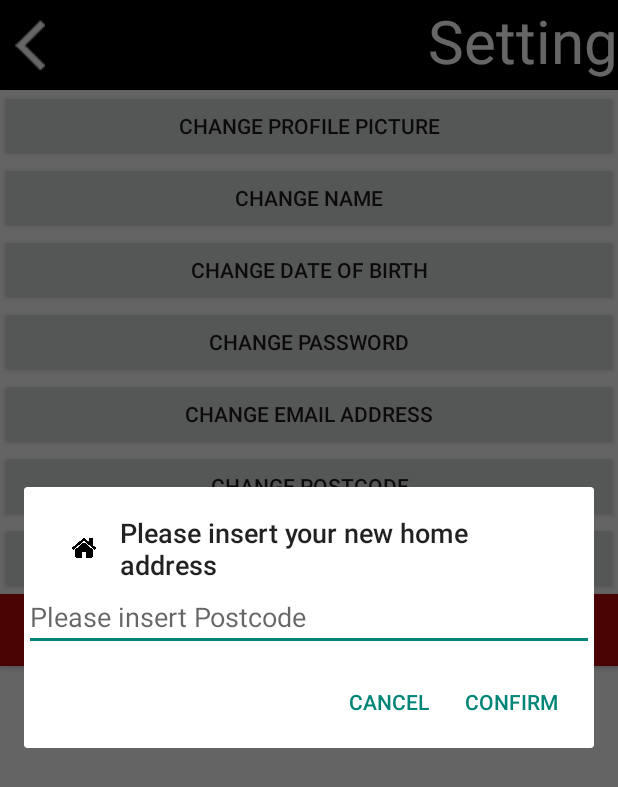
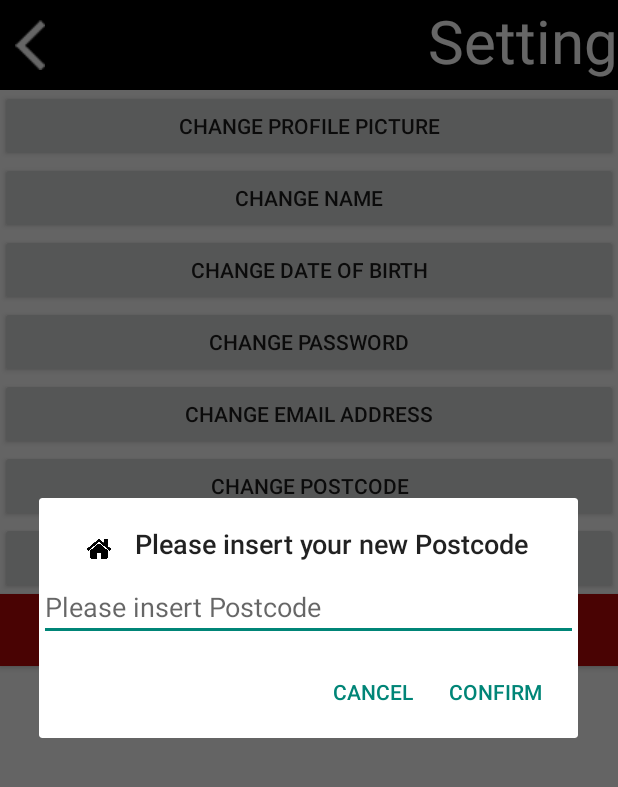
Before and after one commit to spe-uob/2021-ARReshare, an Android app: the SettingActivity screen opened directly, with no data from a screen before it, after a tap on "CHANGE POSTCODE", on a phone screen of 412 x 824 dp. Shown: the top 787 px of the screen. Run offline under Robolectric (Android 15) with nearby library versions, the phone set to English and light mode, and no system bars.

Commit message:
Change Settings page button title  home address to postcode, deleted typo gobackqrrow

```diff
--- a/app/src/main/java/com/example/ar_reshare/SettingActivity.java
+++ b/app/src/main/java/com/example/ar_reshare/SettingActivity.java
@@ -183,7 +183,7 @@ public class SettingActivity extends AppCompatActivity {
            public void onClick(View v) {
                 AlertDialog.Builder dialog6 = new AlertDialog.Builder(v.getContext());
                 dialog6.setIcon(R.drawable.setting_home);
-                dialog6.setTitle("Please insert your new home address");
+                dialog6.setTitle("Please insert your new Postcode");
 
                 View view = LayoutInflater.from(v.getContext()).inflate(R.layout.homeaddress_dialog, null);
                 dialog6.setView(view);
```
Also changed, not shown: app/src/main/res/drawable-v24/gobackqrrow.png (deleted).
